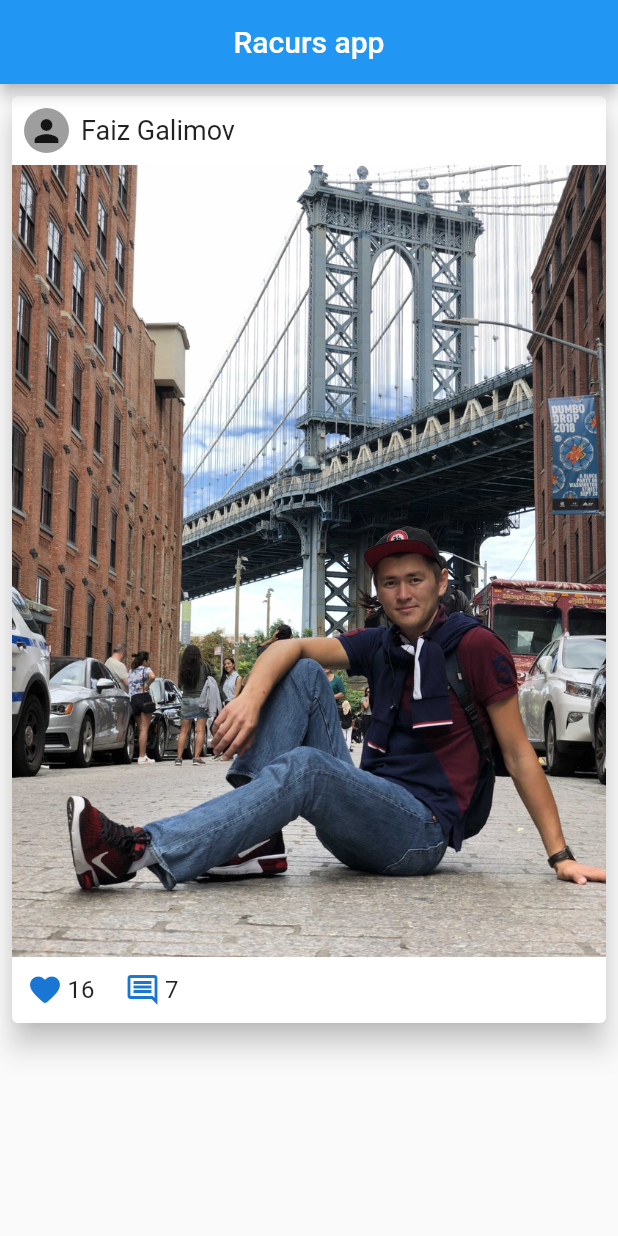
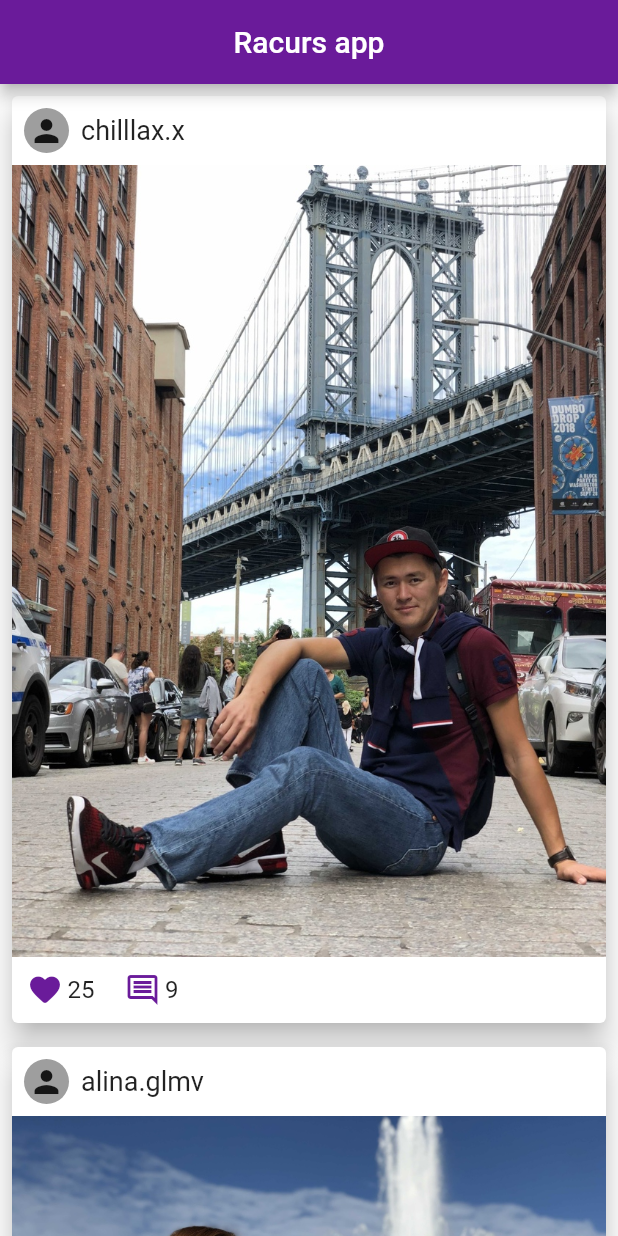
Before and after one commit to zirg41/racurs_app, a Flutter app: the screen it shows after launch, on a phone screen of 412 x 824 dp. Run offline on Flutter 3.47's test engine with Material 2 defaults, Android fonts, the phone set to English and light mode, and no system bars.

Commit message:
Post widget added

```diff
--- a/lib/main.dart
+++ b/lib/main.dart
@@ -1,6 +1,9 @@
 import 'package:flutter/material.dart';
 import 'package:flutter_complete_guide/widgets/comments.dart';
 import 'package:flutter_complete_guide/widgets/likes.dart';
+import 'package:flutter_complete_guide/widgets/post.dart';
+import 'package:flutter_complete_guide/widgets/short_photo_statistic.dart';
+import 'package:flutter_complete_guide/widgets/user_info.dart';
 
 void main() => runApp(MyApp());
 
@@ -22,53 +25,30 @@ class MyHomePage extends StatelessWidget {
         title: Center(
           child: Text('Racurs app'),
         ),
+        backgroundColor: Colors.purple.shade800,
       ),
-        body: Column(
+      body: ListView(
         children: [
-            Container(
-              width: double.infinity,
-              //color: Colors.grey,
-              child: Card(
-                margin: EdgeInsets.all(8),
-                elevation: 8,
-                child: Column(
-                  children: [
-                    Container(
-                      child: Row(
-                        children: [
-                          Container(
-                            width: 30,
-                            height: 30,
-                            margin: EdgeInsets.all(8),
-                            child: Icon(Icons.person),
-                            decoration: BoxDecoration(
-                              shape: BoxShape.circle,
-                              color: Colors.grey,
+          Post(
+            postNickName: "chilllax.x",
+            postImage: AssetImage('lib/assets/newyork.jpg'),
+            postLikesCount: 25,
+            postCommentsCount: 9,
           ),
+          Post(
+            postNickName: "alina.glmv",
+            postImage: AssetImage('lib/assets/moscow.jpg'),
+            postLikesCount: 256,
+            postCommentsCount: 149,
           ),
-                          Text(
-                            "Faiz Galimov",
-                            style: TextStyle(fontSize: 18),
+          Post(
+            postNickName: "alina.glmv",
+            postImage: AssetImage('lib/assets/rome.jpg'),
+            postLikesCount: 647,
+            postCommentsCount: 12,
           )
         ],
       ),
-                    ),
-                    Container(
-                      child: Image(
-                        image: AssetImage('lib/assets/newyork.jpg'),
-                      ),
-                    ),
-                    Row(
-                      children: [
-                        Likes(likesCount: 16),
-                        Comments(commentsCount: 7)
-                      ],
-                    )
-                  ],
-                ),
-              ),
-            ),
-          ],
-        ));
+    );
   }
 }
--- a/lib/widgets/comments.dart
+++ b/lib/widgets/comments.dart
@@ -17,7 +17,7 @@ class Comments extends StatelessWidget {
             padding: const EdgeInsets.only(right: 3),
             child: Icon(
               Icons.comment_outlined,
-              color: Colors.blue.shade700,
+              color: Colors.purple.shade800,
             ),
           ),
           Text(
--- a/lib/widgets/likes.dart
+++ b/lib/widgets/likes.dart
@@ -17,7 +17,7 @@ class Likes extends StatelessWidget {
             padding: const EdgeInsets.only(right: 3),
             child: Icon(
               Icons.favorite_rounded,
-              color: Colors.blue.shade700,
+              color: Colors.purple.shade800,
             ),
           ),
           Text(
--- /dev/null
+++ b/lib/widgets/post.dart
@@ -0,0 +1,40 @@
+import 'package:flutter/material.dart';
+import 'package:flutter_complete_guide/widgets/short_photo_statistic.dart';
+import 'package:flutter_complete_guide/widgets/user_info.dart';
+
+class Post extends StatelessWidget {
+  final AssetImage postImage;
+  final String postNickName;
+  final int postLikesCount;
+  final int postCommentsCount;
+  Post({
+    @required this.postNickName,
+    @required this.postImage,
+    @required this.postLikesCount,
+    @required this.postCommentsCount,
+  });
+
+  @override
+  Widget build(BuildContext context) {
+    return Column(
+      children: [
+        Card(
+          margin: EdgeInsets.all(8),
+          elevation: 8,
+          child: Column(
+            children: [
+              UserInfo(nickName: postNickName),
+              Image(image: postImage
+                  //image: AssetImage('lib/assets/newyork.jpg'),
+                  ),
+              ShortPhotoStatistic(
+                likesCount: postLikesCount,
+                commentsCount: postCommentsCount,
+              )
+            ],
+          ),
+        ),
+      ],
+    );
+  }
+}
--- /dev/null
+++ b/lib/widgets/short_photo_statistic.dart
@@ -0,0 +1,23 @@
+import 'package:flutter/material.dart';
+
+import 'comments.dart';
+import 'likes.dart';
+
+class ShortPhotoStatistic extends StatelessWidget {
+  final int likesCount;
+  final int commentsCount;
+  ShortPhotoStatistic({
+    @required this.likesCount,
+    @required this.commentsCount,
+  });
+
+  @override
+  Widget build(BuildContext context) {
+    return Row(
+      children: [
+        Likes(likesCount: likesCount),
+        Comments(commentsCount: commentsCount),
+      ],
+    );
+  }
+}
--- /dev/null
+++ b/lib/widgets/user_info.dart
@@ -0,0 +1,28 @@
+import 'package:flutter/material.dart';
+
+class UserInfo extends StatelessWidget {
+  final String nickName;
+  UserInfo({@required this.nickName});
+
+  @override
+  Widget build(BuildContext context) {
+    return Row(
+      children: [
+        Container(
+          width: 30,
+          height: 30,
+          margin: EdgeInsets.all(8),
+          child: Icon(Icons.person),
+          decoration: BoxDecoration(
+            shape: BoxShape.circle,
+            color: Colors.grey,
+          ),
+        ),
+        Text(
+          nickName,
+          style: TextStyle(fontSize: 18),
+        )
+      ],
+    );
+  }
+}
--- a/pubspec.yaml
+++ b/pubspec.yaml
@@ -50,6 +50,8 @@ flutter:
   #   - images/a_dot_ham.jpeg
   assets:
     - lib/assets/newyork.jpg
+    - lib/assets/moscow.jpg
+    - lib/assets/rome.jpg
   # An image asset can refer to one or more resolution-specific "variants", see
   # https://flutter.dev/assets-and-images/#resolution-aware.
 
```
Also changed, not shown: lib/assets/moscow.jpg (added), lib/assets/rome.jpg (added). Lines whose indentation alone changed are shown as unchanged.
